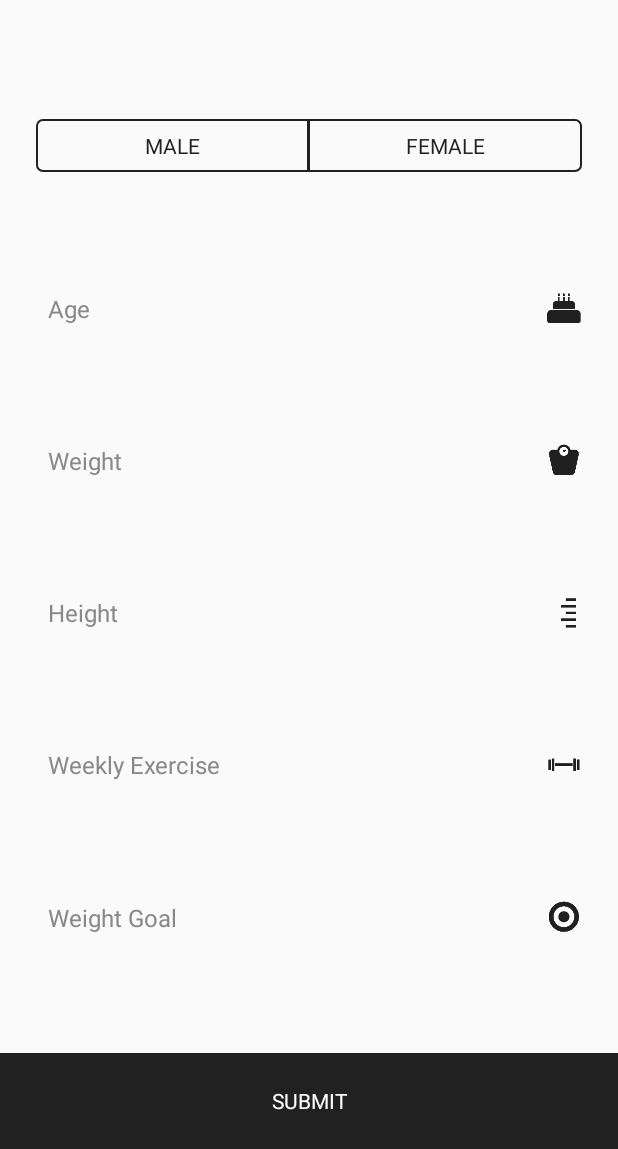
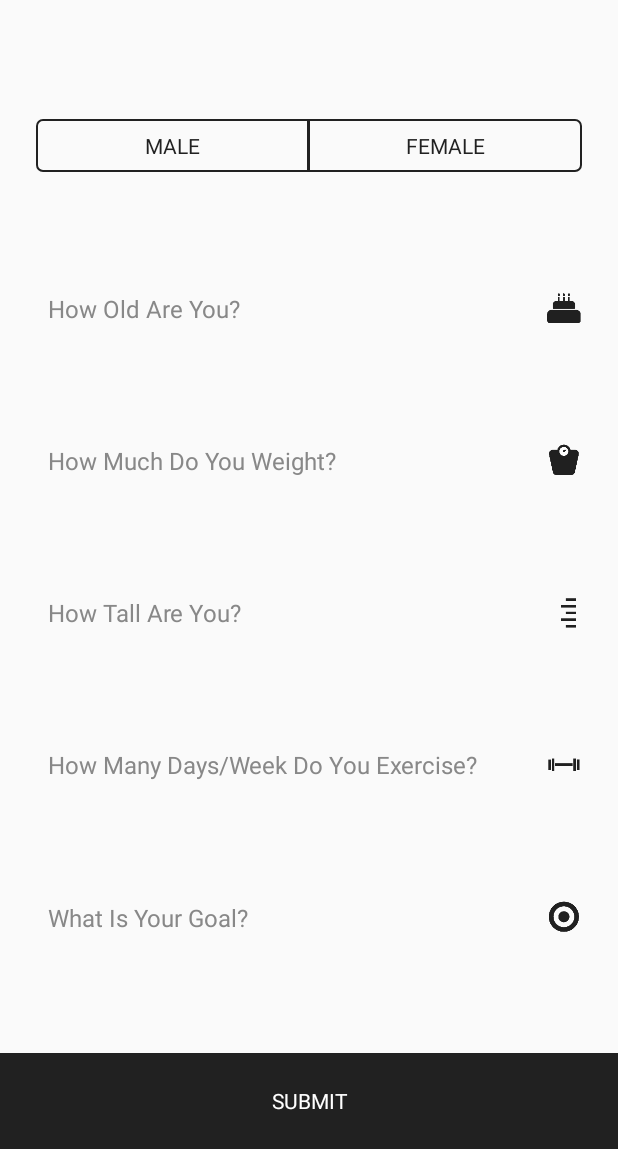
Before and after one commit to bradymwright/CSE-Calculator-Android, an Android app: the screen it shows after launch (MainActivity), on a phone screen of 412 x 824 dp, the part 87-1236 px from its top. Run offline under Robolectric (Android 15) with nearby library versions, the phone set to English and light mode, and no system bars; libraries missing offline, so code that uses them is left out: androidx.core.widget.

Commit message:
Update app strings to match iOS version

```diff
--- a/app/src/main/java/com/cleansimpleeats/calculator/Calculations.kt
+++ b/app/src/main/java/com/cleansimpleeats/calculator/Calculations.kt
@@ -20,11 +20,11 @@ private fun calculateBmrFemale(weightLbs: Int, heightCm: Int, age: Int): BMR =
 data class WeeklyActivity(val factor: Double, val text: String)
 
 val weeklyActivities = listOf(
-    WeeklyActivity(1.2, "0 Days"),
-    WeeklyActivity(1.325, "1-2 days/week"),
-    WeeklyActivity(1.45, "3-4 days/week"),
-    WeeklyActivity(1.575, "5-6 days/week"),
-    WeeklyActivity(1.7, "7 days/week")
+    WeeklyActivity(1.2, "0 Days (I Don't Exercise)"),
+    WeeklyActivity(1.325, "1-2 Days/Week"),
+    WeeklyActivity(1.45, "3-4 Days/Week"),
+    WeeklyActivity(1.575, "5-6 Days/Week"),
+    WeeklyActivity(1.7, "7 Days/Week")
 )
 
 typealias TotalDailyEnergyExpenditure = Double
@@ -36,14 +36,14 @@ fun calculateTdee(bmr: BMR, weeklyActivityFactor: Double): TDEE =
 data class WeightGoal(val factor: Double, val text: String)
 
 val weightGoals = listOf(
-    WeightGoal(-0.30, "Weight Loss (30% below)"),
-    WeightGoal(-0.25, "Weight Loss (25% below)"),
-    WeightGoal(-0.20, "Weight Loss (20% below)"),
-    WeightGoal(-0.15, "Weight Loss (15% below)"),
-    WeightGoal(-0.1, "Weight Loss (10% below)"),
+    WeightGoal(-0.30, "Weight Loss (30% deficit)"),
+    WeightGoal(-0.25, "Weight Loss (25% deficit)"),
+    WeightGoal(-0.20, "Weight Loss (20% deficit)"),
+    WeightGoal(-0.15, "Weight Loss (15% deficit)"),
+    WeightGoal(-0.1, "Weight Loss (10% deficit)"),
     WeightGoal(0.0, "Maintain Current Weight"),
-    WeightGoal(0.1, "Weight Gain (10% above)"),
-    WeightGoal(0.15, "Weight Gain (15%+ above)")
+    WeightGoal(0.1, "Weight Gain (10% surplus)"),
+    WeightGoal(0.15, "Weight Gain (15%+ surplus)")
 )
 
 typealias DailyCalorieTarget = Int
--- a/app/src/main/res/values/strings.xml
+++ b/app/src/main/res/values/strings.xml
@@ -2,11 +2,11 @@
     <string name="app_name">CSE</string>
     <string name="male_radio_button_text">Male</string>
     <string name="female_radio_button_text">Female</string>
-    <string name="age_input_hint">Age</string>
-    <string name="weight_input_hint">Weight</string>
+    <string name="age_input_hint">How Old Are You?</string>
+    <string name="weight_input_hint">How Much Do You Weight?</string>
+    <string name="height_spinner_hint">How Tall Are You?</string>
     <string name="submit_button_text">Submit</string>
     <string name="data_not_entered_message">Please enter all information first</string>
-    <string name="height_spinner_hint">Height</string>
-    <string name="weekly_exercise_spinner_hint">Weekly Exercise</string>
-    <string name="weight_goal_spinner_hint">Weight Goal</string>
+    <string name="weekly_exercise_spinner_hint">How Many Days/Week Do You Exercise?</string>
+    <string name="weight_goal_spinner_hint">What Is Your Goal?</string>
 </resources>
```
